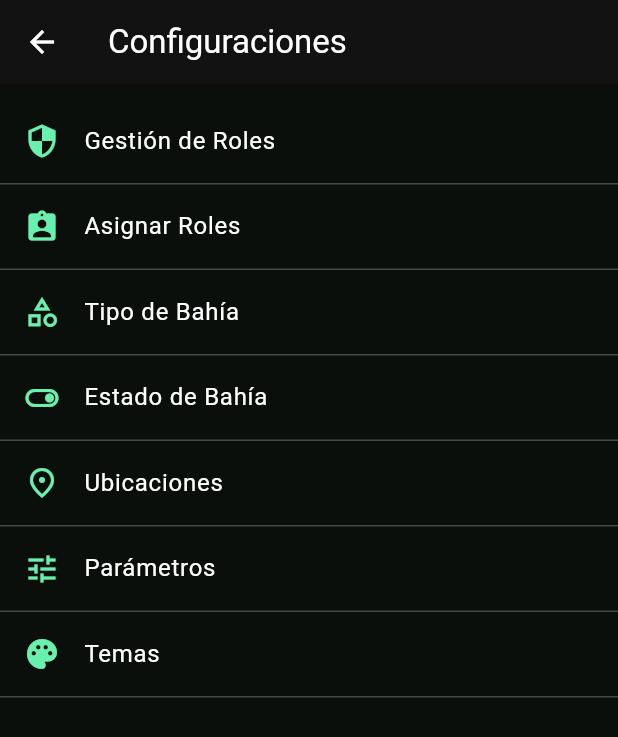
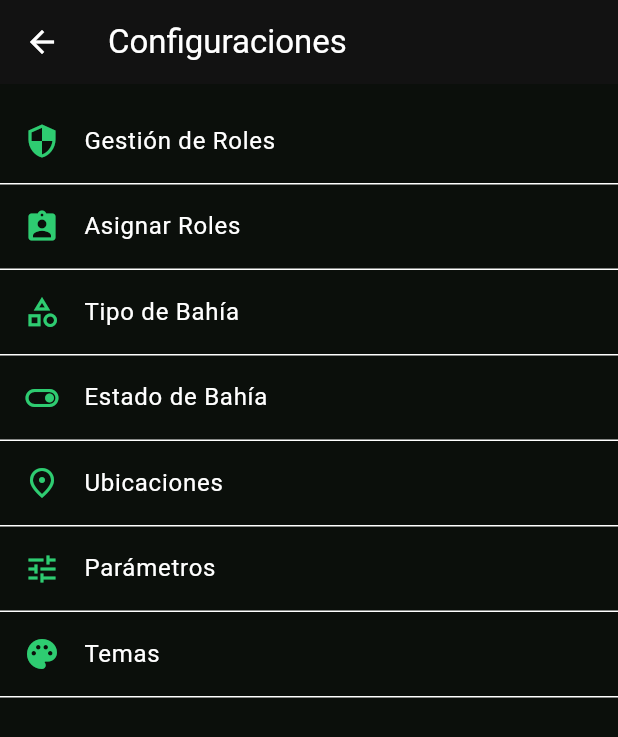
Before and after one commit to lalmazano/bahias-front, a Flutter app: the ConfiguracionScreen screen opened directly, on a phone screen of 412 x 824 dp. Shown: the top 737 px of the screen. Run offline on Flutter 3.47's test engine with Material 3 defaults, Android fonts, the phone set to English and light mode, and no system bars; our stand-ins replace cloud_firestore, firebase_auth, firebase_core, fl_chart, flutter_speed_dial, font_awesome_flutter and 3 more; accounts and stored records are empty.

Commit message:
actualizacion themas en configuracion

```diff
--- a/bahias_app/lib/screens/configuracion_screen.dart
+++ b/bahias_app/lib/screens/configuracion_screen.dart
@@ -7,111 +7,107 @@ class ConfiguracionScreen extends StatelessWidget {
 
   @override
   Widget build(BuildContext context) {
+    final theme = Theme.of(context);
+
     return Scaffold(
-      appBar: AppBar(title: const Text('Configuraciones')),
-      backgroundColor: const Color(0xFF0B0F0B),
+      appBar: AppBar(
+        title: const Text('Configuraciones'),
+        backgroundColor: theme.appBarTheme.backgroundColor, // 👈 usa color del tema
+        foregroundColor: theme.appBarTheme.foregroundColor,
+      ),
+      backgroundColor: theme.scaffoldBackgroundColor,
       body: ListView(
         children: [
           const SizedBox(height: 10),
 
           // --- GESTIÓN DE ROLES ---
           ListTile(
-            leading: const Icon(Icons.security, color: Colors.greenAccent),
-            title: const Text(
-              'Gestión de Roles',
-              style: TextStyle(color: Colors.white),
-            ),
+            leading: Icon(Icons.security, color: theme.colorScheme.primary),
+            title: Text('Gestión de Roles',
+                style: TextStyle(color: theme.colorScheme.onSurface)),
             onTap: () => Navigator.push(
               context,
               MaterialPageRoute(builder: (_) => const RolesScreen()),
             ),
           ),
-          const Divider(color: Colors.white24, height: 1),
+          Divider(color: theme.dividerColor, height: 1),
 
           // --- ASIGNACIÓN DE ROLES ---
           ListTile(
-            leading: const Icon(Icons.assignment_ind, color: Colors.greenAccent),
-            title: const Text(
-              'Asignar Roles',
-              style: TextStyle(color: Colors.white),
-            ),
+            leading:
+                Icon(Icons.assignment_ind, color: theme.colorScheme.primary),
+            title: Text('Asignar Roles',
+                style: TextStyle(color: theme.colorScheme.onSurface)),
             onTap: () => Navigator.push(
               context,
               MaterialPageRoute(builder: (_) => const AsignarRolesScreen()),
             ),
           ),
-          const Divider(color: Colors.white24, height: 1),
+          Divider(color: theme.dividerColor, height: 1),
 
           // --- TIPO DE BAHÍA ---
           ListTile(
-            leading: const Icon(Icons.category_outlined, color: Colors.greenAccent),
-            title: const Text(
-              'Tipo de Bahía',
-              style: TextStyle(color: Colors.white),
-            ),
+            leading:
+                Icon(Icons.category_outlined, color: theme.colorScheme.primary),
+            title: Text('Tipo de Bahía',
+                style: TextStyle(color: theme.colorScheme.onSurface)),
             onTap: () => Navigator.push(
               context,
               MaterialPageRoute(builder: (_) => const TipoBahiaScreen()),
             ),
           ),
-          const Divider(color: Colors.white24, height: 1),
+          Divider(color: theme.dividerColor, height: 1),
 
-                    // --- ESTADO DE BAHÍA ---
+          // --- ESTADO DE BAHÍA ---
           ListTile(
-            leading: const Icon(Icons.toggle_on_outlined, color: Colors.greenAccent),
-            title: const Text(
-              'Estado de Bahía',
-              style: TextStyle(color: Colors.white),
-            ),
+            leading:
+                Icon(Icons.toggle_on_outlined, color: theme.colorScheme.primary),
+            title: Text('Estado de Bahía',
+                style: TextStyle(color: theme.colorScheme.onSurface)),
             onTap: () => Navigator.push(
               context,
               MaterialPageRoute(builder: (_) => const EstadoBahiaScreen()),
             ),
           ),
-          const Divider(color: Colors.white24, height: 1),
+          Divider(color: theme.dividerColor, height: 1),
 
-                    // --- UBICACIONES ---
+          // --- UBICACIONES ---
           ListTile(
-            leading: const Icon(Icons.place_outlined, color: Colors.greenAccent),
-            title: const Text(
-              'Ubicaciones',
-              style: TextStyle(color: Colors.white),
-            ),
+            leading:
+                Icon(Icons.place_outlined, color: theme.colorScheme.primary),
+            title: Text('Ubicaciones',
+                style: TextStyle(color: theme.colorScheme.onSurface)),
             onTap: () => Navigator.push(
               context,
               MaterialPageRoute(builder: (_) => const UbicacionesScreen()),
             ),
           ),
-          const Divider(color: Colors.white24, height: 1),
+          Divider(color: theme.dividerColor, height: 1),
 
           // --- PARÁMETROS ---
           ListTile(
-            leading: const Icon(Icons.tune, color: Colors.greenAccent),
-            title: const Text(
-              'Parámetros',
-              style: TextStyle(color: Colors.white),
-            ),
+            leading: Icon(Icons.tune, color: theme.colorScheme.primary),
+            title: Text('Parámetros',
+                style: TextStyle(color: theme.colorScheme.onSurface)),
             onTap: () => Navigator.push(
               context,
               MaterialPageRoute(builder: (_) => const ParametrosScreen()),
             ),
           ),
-          const Divider(color: Colors.white24, height: 1),
+          Divider(color: theme.dividerColor, height: 1),
 
           // --- TEMAS (solo si NO está en web) ---
           if (!kIsWeb) ...[
             ListTile(
-              leading: const Icon(Icons.palette, color: Colors.greenAccent),
-              title: const Text(
-                'Temas',
-                style: TextStyle(color: Colors.white),
-              ),
+              leading: Icon(Icons.palette, color: theme.colorScheme.primary),
+              title: Text('Temas',
+                  style: TextStyle(color: theme.colorScheme.onSurface)),
               onTap: () => Navigator.push(
                 context,
                 MaterialPageRoute(builder: (_) => const ThemeScreen()),
               ),
             ),
-            const Divider(color: Colors.white24, height: 1),
+            Divider(color: theme.dividerColor, height: 1),
           ],
 
           const SizedBox(height: 20),
```
Also changed, not shown: bahias_app/lib/screens/OpcionesConfig/estado_bahia_screen.dart (+58 -29 lines), bahias_app/lib/screens/OpcionesConfig/parametros_screen.dart (+103 -58 lines), bahias_app/lib/screens/OpcionesConfig/tipo_bahia_screen.dart (+62 -33 lines), bahias_app/lib/screens/OpcionesConfig/ubicaciones_screen.dart (+85 -60 lines).
